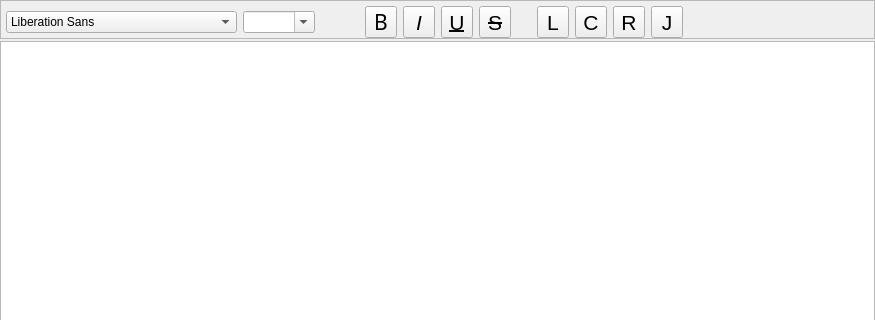
This is Beeftext/Combo/ComboEditor.ui in xmichelo/Beeftext as Qt 5 draws it before an edit; both pictures show x 0 to 875 and y 0 to 320 of the 875 by 699 pixel window. The edited form follows.
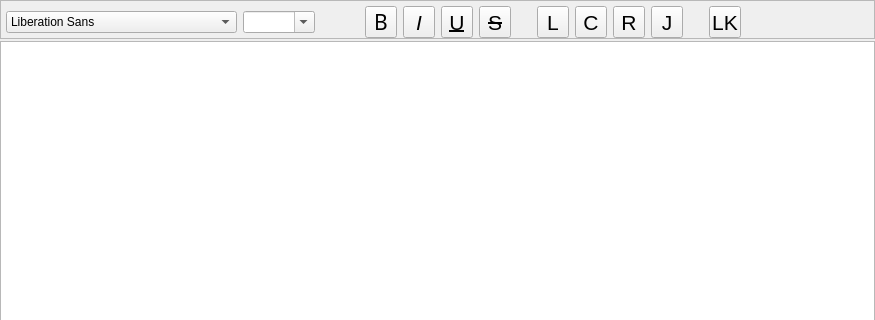
This is the edited form. Custom widgets are drawn as their Qt base class.

Commit message: Implemented hyperlink in combo editor.

```diff
--- a/Beeftext/Combo/ComboEditor.ui
+++ b/Beeftext/Combo/ComboEditor.ui
@@ -491,6 +491,66 @@
         </property>
        </widget>
       </item>
+      <item>
+       <spacer name="horizontalSpacer_3">
+        <property name="orientation">
+         <enum>Qt::Horizontal</enum>
+        </property>
+        <property name="sizeType">
+         <enum>QSizePolicy::Fixed</enum>
+        </property>
+        <property name="sizeHint" stdset="0">
+         <size>
+          <width>20</width>
+          <height>1</height>
+         </size>
+        </property>
+       </spacer>
+      </item>
+      <item>
+       <widget class="QToolButton" name="buttonHyperlink">
+        <property name="minimumSize">
+         <size>
+          <width>32</width>
+          <height>32</height>
+         </size>
+        </property>
+        <property name="maximumSize">
+         <size>
+          <width>32</width>
+          <height>32</height>
+         </size>
+        </property>
+        <property name="font">
+         <font>
+          <family>Arial</family>
+          <pointsize>16</pointsize>
+          <italic>false</italic>
+          <underline>false</underline>
+          <strikeout>false</strikeout>
+          <kerning>true</kerning>
+         </font>
+        </property>
+        <property name="toolTip">
+         <string>Strikeout</string>
+        </property>
+        <property name="styleSheet">
+         <string notr="true"/>
+        </property>
+        <property name="text">
+         <string>LK</string>
+        </property>
+        <property name="iconSize">
+         <size>
+          <width>32</width>
+          <height>32</height>
+         </size>
+        </property>
+        <property name="checkable">
+         <bool>true</bool>
+        </property>
+       </widget>
+      </item>
       <item>
        <spacer name="horizontalSpacer_2">
         <property name="orientation">
```
Left out of the diff: 17 changed lines with no effect on the pictures. The commit also changes 2 other files.
